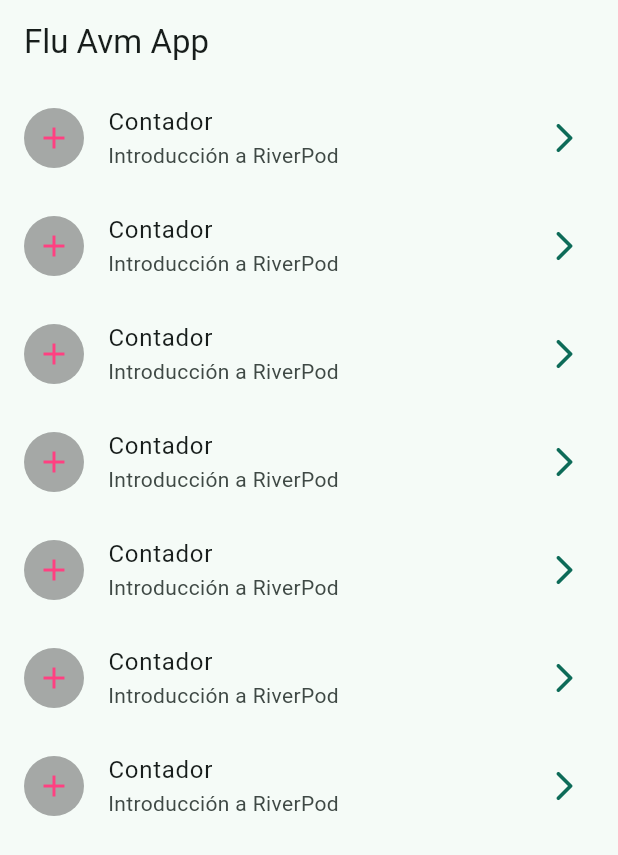
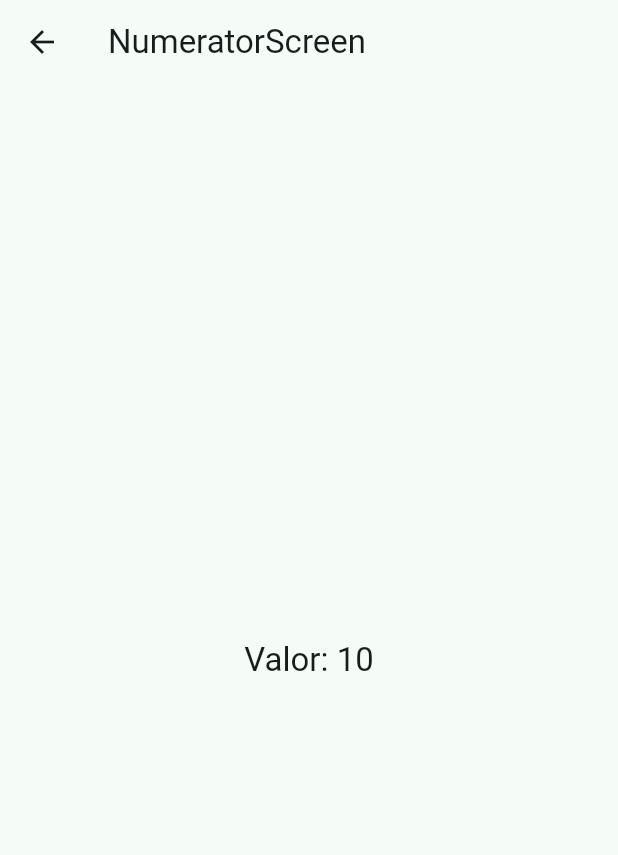
Before and after one commit to Pixxiejinx/appmovil, a Flutter app: the screen it shows after launch, after a tap on "Contador", on a phone screen of 412 x 824 dp. Shown: the top 855 px of the screen. Run offline on Flutter 3.47's test engine with Material 3 defaults, Android fonts, the phone set to English and light mode, and no system bars; our stand-ins replace go_router.

Commit message:
ebelmon: Navegación con Go Router

```diff
--- a/lib/config/config.dart
+++ b/lib/config/config.dart
@@ -1 +1,3 @@
 export './them/app_theme.dart';
+export './menu/menu_item.dart';
+export './router/app_router.dart';
--- /dev/null
+++ b/lib/config/router/app_router.dart
@@ -0,0 +1,18 @@
+
+import 'package:flu_avm/presentation/screens/domus/domus_screen.dart';
+import 'package:flu_avm/presentation/screens/numerator/numerator_screen.dart';
+import 'package:go_router/go_router.dart';
+
+final appRouter = GoRouter(
+  initialLocation: '/',
+  routes: [
+    GoRoute(
+      path: '/',
+      builder: (context, state) => const DomusScreen(),
+      ),
+      GoRoute(
+      path: '/numerator-river',
+      builder: (context, state) => const NumeratorScreen(),
+      )
+    ]
+  );
--- a/lib/main.dart
+++ b/lib/main.dart
@@ -1,5 +1,4 @@
 import 'package:flu_avm/config/config.dart';
-import 'package:flu_avm/presentation/screens/screens.dart';
 import 'package:flutter/material.dart';
 
 void main() {
@@ -11,11 +10,11 @@ class MainApp extends StatelessWidget {
 
   @override
   Widget build(BuildContext context) {
-    return MaterialApp(
+    return MaterialApp.router(
+      routerConfig: appRouter,
       debugShowCheckedModeBanner: false,
       theme: AppTheme
       (electusColor: Colors.tealAccent).getTheme(),
-      home: DomusScreen()
     );
   }
 }
--- a/lib/presentation/screens/domus/domus_screen.dart
+++ b/lib/presentation/screens/domus/domus_screen.dart
@@ -1,5 +1,7 @@
 import 'dart:math' as math;
+import 'package:flu_avm/config/config.dart';
 import 'package:flutter/material.dart';
+import 'package:go_router/go_router.dart';
 
 class DomusScreen extends StatelessWidget {
   const DomusScreen({super.key});
@@ -22,17 +24,24 @@ class _DomusView extends StatelessWidget {
   @override
   Widget build(BuildContext context) {
     return ListView.builder(
-      itemCount: 7,
+      itemCount: appMenuItems.length,
       itemBuilder:(context, index) {
-        return _PropriumListTile();
-      },
+        final menuItem = appMenuItems[index];
+        return _PropriumListTile(
+          menuItem: menuItem);
+      }, // _PorpriumListTile
       );
   }
 }
 
 
 class _PropriumListTile extends StatelessWidget {
-  const _PropriumListTile();
+
+  final MenuItem menuItem;
+
+  const _PropriumListTile({
+    required this.menuItem
+  });
 
   @override
   Widget build(BuildContext context) {
@@ -40,8 +49,8 @@ class _PropriumListTile extends StatelessWidget {
     final colorum = Theme.of(context).colorScheme;
 
     return ListTile(
-     title: Text('Contador'),
-     subtitle: Text('Introducción a RiverPod'),
+     title: Text(menuItem.titulus),
+     subtitle: Text(menuItem.subtitulus),
      trailing: Icon(Icons.arrow_forward_ios_rounded, color: colorum.primary),
      leading: CircleAvatar(
       backgroundColor: Color.fromARGB(
@@ -52,11 +61,13 @@ class _PropriumListTile extends StatelessWidget {
 
         ),
       child: Icon(
-        Icons.add,
+        menuItem.icon,
         color: Colors.pinkAccent,
       ),
      ),
-     onTap: () {},
+     onTap: () {
+      context.push(menuItem.link);
+     },
     );
   }
 }
--- /dev/null
+++ b/lib/presentation/screens/numerator/numerator_screen.dart
@@ -0,0 +1,18 @@
+import 'package:flutter/material.dart';
+
+
+class NumeratorScreen extends StatelessWidget {
+  const NumeratorScreen({super.key});
+
+  @override
+  Widget build(BuildContext context) {
+    return Scaffold(
+      appBar: AppBar(
+        title: Text('NumeratorScreen'),
+      ),
+      body: Center(
+        child: Text('Valor: 10', style: Theme.of(context).textTheme.titleLarge),
+      ),
+    );
+  }
+}
--- a/lib/presentation/screens/screens.dart
+++ b/lib/presentation/screens/screens.dart
@@ -1 +1,2 @@
 export './domus/domus_screen.dart';
+export './numerator/numerator_screen.dart';
--- a/pubspec.yaml
+++ b/pubspec.yaml
@@ -9,11 +9,12 @@ environment:
 dependencies:
   flutter:
     sdk: flutter
+  go_router: ^17.2.2
 
 dev_dependencies:
+  flutter_lints: ^6.0.0
   flutter_test:
     sdk: flutter
-  flutter_lints: ^6.0.0
 
 flutter:
   uses-material-design: true
```
Also changed, not shown: lib/config/menu/menu_item.dart (added, +35 -0 lines), pubspec.lock.
